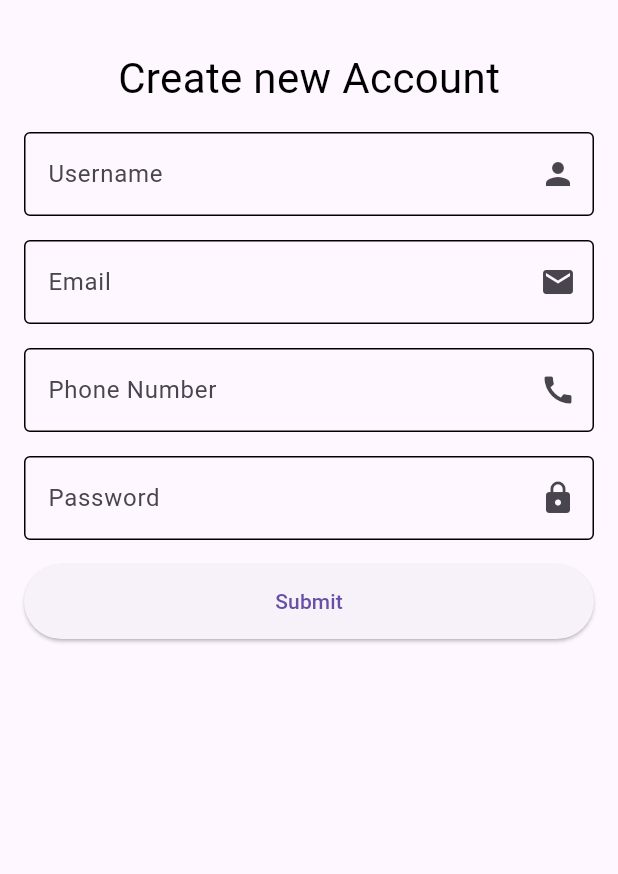
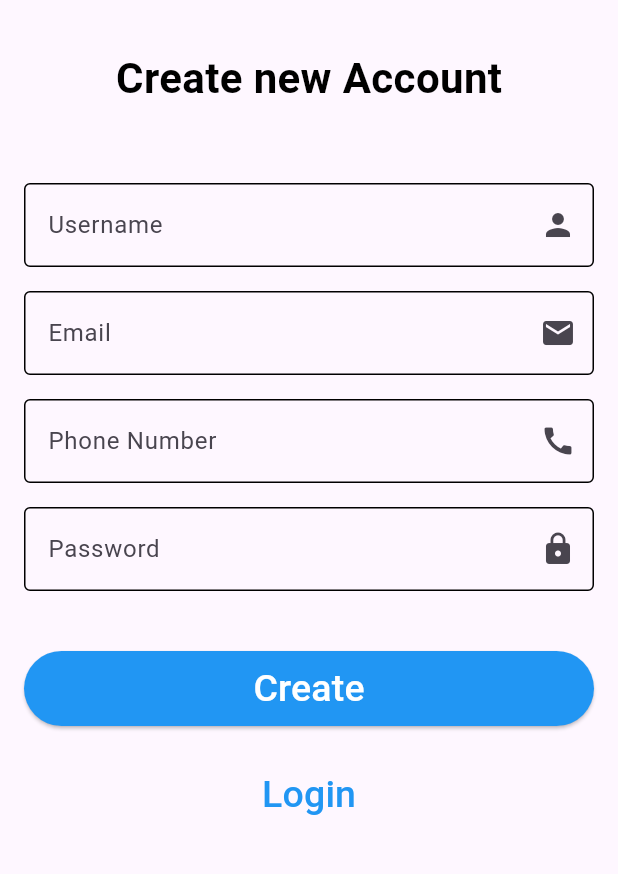
Before and after one commit to munacodes/Expenses_Tracker, a Flutter app: the screen it shows after launch, on a phone screen of 412 x 824 dp, the part 84-958 px from its top. Run offline on Flutter 3.47's test engine with Material 3 defaults, Android fonts, the phone set to English and light mode, and no system bars.

Commit message:
Adding flutter cli

```diff
--- a/lib/main.dart
+++ b/lib/main.dart
@@ -1,5 +1,5 @@
 import 'package:expenses_tracker/home_screen.dart';
-import 'package:expenses_tracker/sign_up.dart';
+import 'package:expenses_tracker/screens/sign_up.dart';
 import 'package:flutter/material.dart';
 
 void main() {
@@ -18,7 +18,7 @@ class MyApp extends StatelessWidget {
       theme: ThemeData(
         primarySwatch: Colors.blue,
       ),
-      home: MyForm(),
+      home: SignUpView(),
     );
   }
 }
--- a/lib/sign_up.dart
+++ b/lib/screens/sign_up.dart
@@ -1,9 +1,12 @@
+import 'package:expenses_tracker/screens/login_screen.dart';
+import 'package:expenses_tracker/utils/app_validator.dart';
 import 'package:flutter/material.dart';
 
-class MyForm extends StatelessWidget {
-  MyForm({super.key});
+class SignUpView extends StatelessWidget {
+  SignUpView({super.key});
 
   final GlobalKey<FormState> _formKey = GlobalKey<FormState>();
+  var appValidator = AppValidator();
 
   void _submitForm() {
     if (_formKey.currentState!.validate()) {
@@ -15,46 +18,11 @@ class MyForm extends StatelessWidget {
     }
   }
 
-  String? _validateEmail(value) {
-    if (value!.isEmpty) {
-      return 'Please enter an email';
-    }
-    RegExp emailRegExp = RegExp(r'^[\w-\.]+@([\w-]+\.)+[\w-]{2,4}$');
-    if (!emailRegExp.hasMatch(value)) {
-      return 'Please enter a valid email';
-    }
-    return null;
-  }
-
-  String? _validatePhoneNumber(value) {
-    if (value!.isEmpty) {
-      return 'Please enter a phone number';
-    }
-    if (value.length != 11) {
-      return 'Please enter a 11-digit phone number';
-    }
-    return null;
-  }
-
-  String? _validatePassword(value) {
-    if (value!.isEmpty) {
-      return 'Please enter a password';
-    }
-
-    return null;
-  }
-
-  String? _validateUserName(value) {
-    if (value!.isEmpty) {
-      return 'Please enter a username';
-    }
-    return null;
-  }
-
   @override
   Widget build(BuildContext context) {
     return Scaffold(
       appBar: AppBar(
+        automaticallyImplyLeading: false,
         backgroundColor: Colors.blue,
         title: const Text('My Form'),
       ),
@@ -65,21 +33,22 @@ class MyForm extends StatelessWidget {
           child: Column(
             children: [
               SizedBox(height: 16),
-              const Text(
+              Text(
                 'Create new Account',
                 style: TextStyle(
                   color: Colors.black,
                   fontSize: 28,
+                  fontWeight: FontWeight.bold,
                 ),
               ),
-              const SizedBox(height: 16),
+              const SizedBox(height: 50),
               TextFormField(
                 autovalidateMode: AutovalidateMode.onUserInteraction,
                 decoration: _buildInputDecoration(
                   'Username',
                   Icons.person,
                 ),
-                validator: _validateUserName,
+                validator: appValidator.validateUserName,
               ),
               const SizedBox(height: 16),
               TextFormField(
@@ -89,7 +58,7 @@ class MyForm extends StatelessWidget {
                   'Email',
                   Icons.email,
                 ),
-                validator: _validateEmail,
+                validator: appValidator.validateEmail,
               ),
               const SizedBox(height: 16),
               TextFormField(
@@ -99,7 +68,7 @@ class MyForm extends StatelessWidget {
                   'Phone Number',
                   Icons.call,
                 ),
-                validator: _validatePhoneNumber,
+                validator: appValidator.validatePhoneNumber,
               ),
               const SizedBox(height: 16),
               TextFormField(
@@ -109,15 +78,44 @@ class MyForm extends StatelessWidget {
                   'Password',
                   Icons.lock,
                 ),
-                validator: _validatePassword,
+                validator: appValidator.validatePassword,
               ),
-              const SizedBox(height: 16),
+              const SizedBox(height: 40),
               Container(
                 height: 50,
                 width: double.infinity,
                 child: ElevatedButton(
+                  style: ElevatedButton.styleFrom(
+                    backgroundColor: Colors.blue,
+                    foregroundColor: Colors.white,
+                  ),
                   onPressed: _submitForm,
-                  child: const Text('Submit'),
+                  child: const Text(
+                    'Create',
+                    style: TextStyle(
+                      fontSize: 25,
+                    ),
+                  ),
+                ),
+              ),
+              SizedBox(height: 20),
+              TextButton(
+                onPressed: () {
+                  Navigator.push(
+                    context,
+                    MaterialPageRoute(
+                      builder: (context) {
+                        return LoginScreen();
+                      },
+                    ),
+                  );
+                },
+                child: Text(
+                  'Login',
+                  style: TextStyle(
+                    color: Colors.blue,
+                    fontSize: 25,
+                  ),
                 ),
               ),
             ],
```
Also changed, not shown: lib/screens/login_screen.dart (added, +124 -0 lines), lib/utils/app_validator.dart (added, +37 -0 lines).
